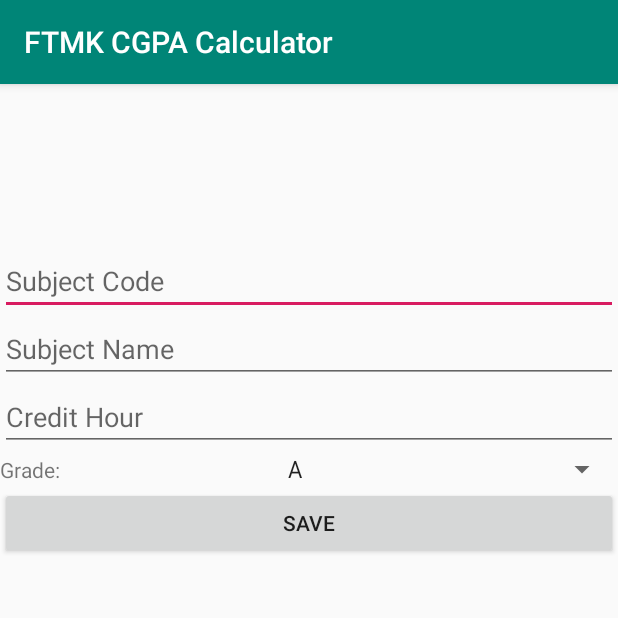
After one commit to zarifulradzuan/CGPACalculator, an Android app: the EditActivity screen opened directly, with no data from a screen before it, on a phone screen of 412 x 824 dp, the top half of it. The commit adds this screen. Run offline under Robolectric (Android 15) with nearby library versions, the phone set to English and light mode, and no system bars; 5 statements that could not run were skipped.

Commit message:
Implemented BITM lab test and also support for multiple user

```diff
--- a/app/build.gradle
+++ b/app/build.gradle
@@ -20,8 +20,9 @@ android {
 
 dependencies {
     implementation fileTree(dir: 'libs', include: ['*.jar'])
-    implementation 'com.android.support:appcompat-v7:28.0.0-rc02'
+    implementation 'com.android.support:appcompat-v7:28.0.0'
     implementation 'com.android.support.constraint:constraint-layout:1.1.3'
+    implementation 'com.android.support:recyclerview-v7:28.0.0'
     testImplementation 'junit:junit:4.12'
     androidTestImplementation 'com.android.support.test:runner:1.0.2'
     androidTestImplementation 'com.android.support.test.espresso:espresso-core:3.0.2'
--- a/app/src/main/AndroidManifest.xml
+++ b/app/src/main/AndroidManifest.xml
@@ -9,7 +9,9 @@
         android:roundIcon="@mipmap/ic_launcher_round"
         android:supportsRtl="true"
         android:theme="@style/AppTheme">
-        <activity android:name=".LoginActivity"></activity>
+        <activity android:name=".EditActivity"></activity>
+        <activity android:name=".ListActivity" />
+        <activity android:name=".LoginActivity" />
         <activity android:name=".MainActivity">
             <intent-filter>
                 <action android:name="android.intent.action.MAIN" />
--- /dev/null
+++ b/app/src/main/java/com/example/cgpacalculator/EditActivity.java
@@ -0,0 +1,79 @@
+package com.example.cgpacalculator;
+
+import android.content.DialogInterface;
+import android.content.Intent;
+import android.support.v7.app.AlertDialog;
+import android.support.v7.app.AppCompatActivity;
+import android.os.Bundle;
+import android.view.View;
+import android.widget.AdapterView;
+import android.widget.EditText;
+import android.widget.Spinner;
+import android.widget.TextView;
+
+import model.Subject;
+
+public class EditActivity extends AppCompatActivity {
+    EditText subjCode, subjName, subjHour;
+    Spinner gradeSpinner;
+    Subject subject;
+    @Override
+    protected void onCreate(Bundle savedInstanceState) {
+        super.onCreate(savedInstanceState);
+        setContentView(R.layout.activity_edit);
+        Intent intent = getIntent();
+        subjCode = findViewById(R.id.editSubjectCode);
+        subjName = findViewById(R.id.editSubjectName);
+        subjHour = findViewById(R.id.editCreditHour);
+        gradeSpinner = findViewById(R.id.editGradeSpinner);
+        gradeSpinner.setOnItemSelectedListener(new AdapterView.OnItemSelectedListener() {
+            @Override
+            public void onItemSelected(AdapterView<?> parent, View view, int position, long id) {
+
+            }
+
+            @Override
+            public void onNothingSelected(AdapterView<?> parent) {
+                gradeSpinner.setSelection(0);
+            }
+        });
+        subject = (Subject) intent.getExtras().getSerializable("subject");
+        subjCode.setText(subject.getSubjectCode());
+        subjName.setText(subject.getSubjectName());
+        subjHour.setText(String.valueOf(subject.getCreditHour()));
+        gradeSpinner.setSelection(subject.getGrade());
+    }
+
+    protected void saveSubj(View vw){
+
+        AlertDialog.Builder builder = new AlertDialog.Builder(this);
+        builder.setTitle("Confirm?");
+        builder.setMessage("Confirm to save subject?");
+        builder.setNegativeButton("Cancel", new DialogInterface.OnClickListener() {
+            @Override
+            public void onClick(DialogInterface dialog, int which) {
+
+            }
+        });
+        builder.setPositiveButton("Save", new DialogInterface.OnClickListener() {
+            @Override
+            public void onClick(DialogInterface dialog, int which) {
+                String subjectCode =subjCode.getText().toString();
+                subject.setSubjectCode(subjectCode);
+                String subjectName = subjName.getText().toString();
+                subject.setSubjectName(subjectName);
+                String subjectHour = subjHour.getText().toString();
+                subject.setCreditHour(Double.valueOf(subjectHour));
+                subject.setGrade(gradeSpinner.getSelectedItemPosition());
+                Intent intent = new Intent();
+                Bundle bundle = new Bundle();
+                bundle.putSerializable("subject", subject);
+                intent.putExtras(bundle);
+                setResult(RESULT_OK,intent);
+                finish();
+            }
+        });
+        builder.show();
+
+    }
+}
--- /dev/null
+++ b/app/src/main/res/layout/activity_edit.xml
@@ -0,0 +1,72 @@
+<?xml version="1.0" encoding="utf-8"?>
+<android.support.constraint.ConstraintLayout xmlns:android="http://schemas.android.com/apk/res/android"
+    xmlns:app="http://schemas.android.com/apk/res-auto"
+    xmlns:tools="http://schemas.android.com/tools"
+    android:layout_width="match_parent"
+    android:layout_height="match_parent"
+    tools:context=".EditActivity">
+
+    <LinearLayout
+        android:layout_width="match_parent"
+        android:layout_height="551dp"
+        android:layout_marginTop="8dp"
+        android:layout_marginBottom="8dp"
+        android:orientation="vertical"
+        app:layout_constraintBottom_toBottomOf="parent"
+        app:layout_constraintTop_toTopOf="parent"
+        tools:context=".MainActivity">
+
+        <EditText
+            android:id="@+id/editSubjectCode"
+            android:layout_width="match_parent"
+            android:layout_height="wrap_content"
+            android:ems="10"
+            android:hint="Subject Code"
+            android:inputType="textPersonName" />
+
+        <EditText
+            android:id="@+id/editSubjectName"
+            android:layout_width="match_parent"
+            android:layout_height="wrap_content"
+            android:ems="10"
+            android:hint="Subject Name"
+            android:inputType="textPersonName" />
+
+        <EditText
+            android:id="@+id/editCreditHour"
+            android:layout_width="match_parent"
+            android:layout_height="wrap_content"
+            android:ems="10"
+            android:hint="Credit Hour"
+            android:inputType="number" />
+
+        <LinearLayout
+            android:layout_width="match_parent"
+            android:layout_height="wrap_content"
+            android:orientation="horizontal">
+
+            <TextView
+                android:id="@+id/txtGrade"
+                android:layout_width="wrap_content"
+                android:layout_height="wrap_content"
+                android:layout_weight="1"
+                android:text="Grade:" />
+
+            <Spinner
+                android:id="@+id/editGradeSpinner"
+                android:layout_width="wrap_content"
+                android:layout_height="wrap_content"
+                android:layout_weight="1"
+                android:entries="@array/grade"
+                android:spinnerMode="dropdown" />
+        </LinearLayout>
+
+        <Button
+            android:id="@+id/btnSave"
+            android:layout_width="match_parent"
+            android:layout_height="wrap_content"
+            android:onClick="saveSubj"
+            android:text="SAVE" />
+
+    </LinearLayout>
+</android.support.constraint.ConstraintLayout>
```
Also changed, not shown: app/src/main/java/com/example/cgpacalculator/CustomAdapterSubjectList.java (added, +88 -0 lines), app/src/main/java/com/example/cgpacalculator/ListActivity.java (added, +59 -0 lines), app/src/main/java/com/example/cgpacalculator/MainActivity.java (+50 -17 lines), app/src/main/java/model/Subject.java (+32 -6 lines), app/src/main/java/sqlite/DBSubject.java (+16 -13 lines), app/src/main/res/layout/activity_list.xml (added, +22 -0 lines), app/src/main/res/layout/activity_main.xml (+4 -4 lines), app/src/main/res/layout/list_subjects_recycler.xml (added, +43 -0 lines), app/src/main/res/menu/menu.xml (added, +13 -0 lines).
